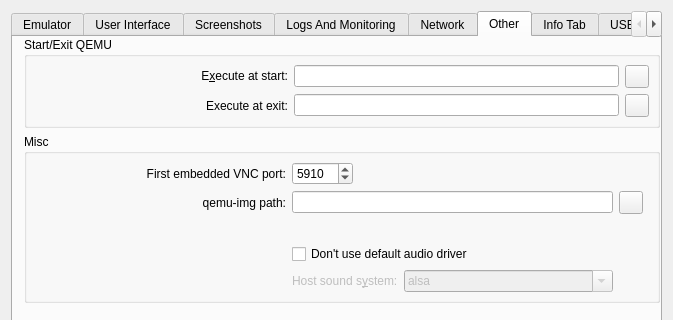
Qt form src/Advanced_Settings_Window.ui (tronx2100/aqemu) before a commit; both pictures show x 0 to 673 and y 0 to 320 of the 673 by 745 pixel window.
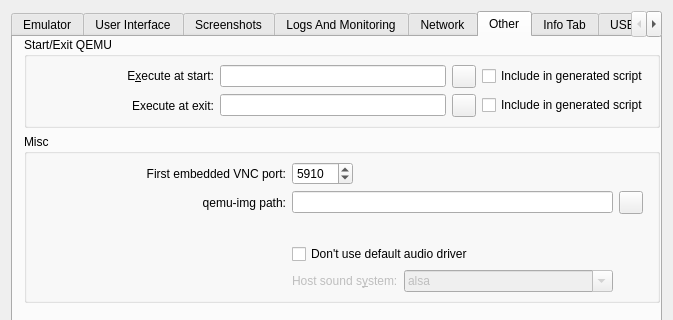
The same form after that commit. The open tabs and pages were chosen to show the change. Icons and pictures are not drawn. Custom widgets are drawn as their Qt base class.

Commit message: start script function expanded to script generator

Patch:
```diff
--- a/src/Advanced_Settings_Window.ui
+++ b/src/Advanced_Settings_Window.ui
@@ -1407,7 +1407,7 @@
            </property>
            <layout class="QHBoxLayout" name="horizontalLayout_9">
             <item>
-             <layout class="QGridLayout" name="gridLayout_3" columnstretch="3,4,0">
+              <layout class="QGridLayout" name="gridLayout_3" columnstretch="3,4,0,0">
               <property name="leftMargin">
                <number>10</number>
               </property>
@@ -1451,6 +1451,13 @@
                 </property>
                </widget>
               </item>
+               <item row="0" column="3">
+                <widget class="QCheckBox" name="CH_Include_Before_In_Script">
+                 <property name="text">
+                  <string>Include in generated script</string>
+                 </property>
+                </widget>
+               </item>
               <item row="1" column="0">
                <widget class="QLabel" name="Label_After_Stop">
                 <property name="sizePolicy">
@@ -1484,6 +1491,13 @@
                 </property>
                </widget>
               </item>
+               <item row="1" column="3">
+                <widget class="QCheckBox" name="CH_Include_After_In_Script">
+                 <property name="text">
+                  <string>Include in generated script</string>
+                 </property>
+                </widget>
+               </item>
              </layout>
             </item>
            </layout>
```
Lines whose indentation alone changed are shown as unchanged. The commit also changes 2 other files.
